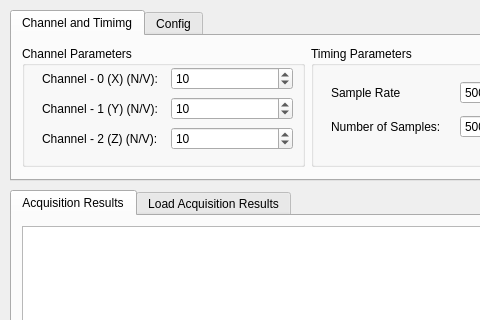
Qt form ui/mainWindow.ui (chiajen870907/NI-DAQ) before a commit; both pictures show x 0 to 480 and y 0 to 320 of the 963 by 992 pixel window.
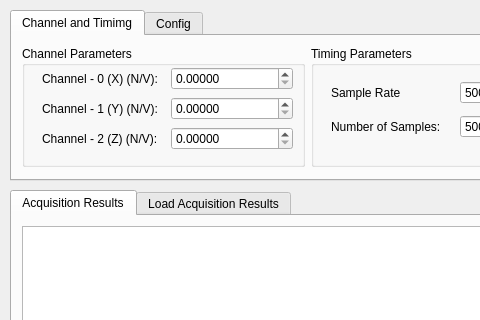
The same form after that commit. The open tabs and pages were chosen to show the change. Custom widgets are drawn as their Qt base class.

Commit message: feat : fixed channel_value type to float

Diff of the .ui file:
```diff
--- a/ui/mainWindow.ui
+++ b/ui/mainWindow.ui
@@ -160,19 +160,6 @@
              </property>
             </widget>
            </item>
-           <item row="0" column="1">
-            <widget class="QSpinBox" name="channel0_value">
-             <property name="correctionMode">
-              <enum>QAbstractSpinBox::CorrectToPreviousValue</enum>
-             </property>
-             <property name="maximum">
-              <number>1000</number>
-             </property>
-             <property name="value">
-              <number>10</number>
-             </property>
-            </widget>
-           </item>
            <item row="1" column="0">
             <widget class="QLabel" name="label_4">
              <property name="text">
@@ -180,19 +167,6 @@
              </property>
             </widget>
            </item>
-           <item row="1" column="1">
-            <widget class="QSpinBox" name="channel1_value">
-             <property name="correctionMode">
-              <enum>QAbstractSpinBox::CorrectToPreviousValue</enum>
-             </property>
-             <property name="maximum">
-              <number>1000</number>
-             </property>
-             <property name="value">
-              <number>10</number>
-             </property>
-            </widget>
-           </item>
            <item row="2" column="0">
             <widget class="QLabel" name="label_5">
              <property name="text">
@@ -200,16 +174,33 @@
              </property>
             </widget>
            </item>
+           <item row="0" column="1">
+            <widget class="QDoubleSpinBox" name="channel0_value">
+             <property name="decimals">
+              <number>5</number>
+             </property>
+             <property name="maximum">
+              <double>500.000000000000000</double>
+             </property>
+            </widget>
+           </item>
+           <item row="1" column="1">
+            <widget class="QDoubleSpinBox" name="channel1_value">
+             <property name="decimals">
+              <number>5</number>
+             </property>
+             <property name="maximum">
+              <double>500.000000000000000</double>
+             </property>
+            </widget>
+           </item>
            <item row="2" column="1">
-            <widget class="QSpinBox" name="channel2_value">
-             <property name="correctionMode">
-              <enum>QAbstractSpinBox::CorrectToPreviousValue</enum>
+            <widget class="QDoubleSpinBox" name="channel2_value">
+             <property name="decimals">
+              <number>5</number>
              </property>
              <property name="maximum">
-              <number>1000</number>
-             </property>
-             <property name="value">
-              <number>10</number>
+              <double>500.000000000000000</double>
              </property>
             </widget>
            </item>
```
Left out of the diff: 4 changed lines with no effect on the pictures. The commit also changes 4 other files.
